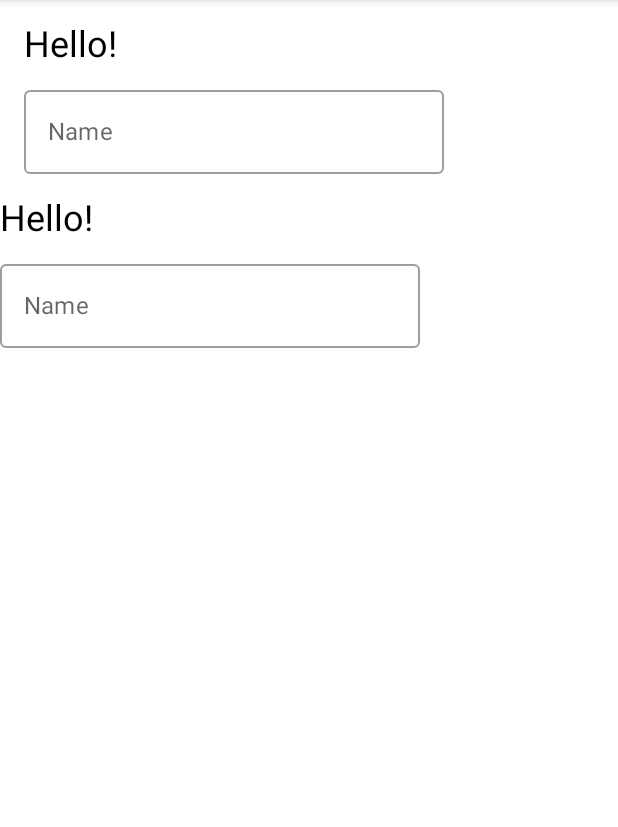
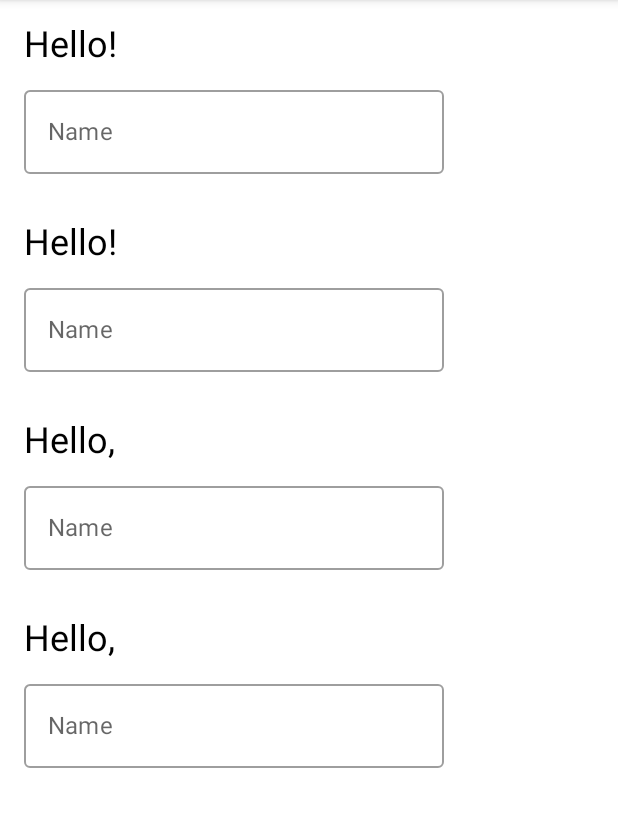
Before and after one commit to descifrador17/AndroidDemos, an Android app built with Jetpack Compose: the screen it shows after launch (MainActivity), on a phone screen of 412 x 824 dp, the part 84-911 px from its top. Run offline under Robolectric (Android 15) with nearby library versions, the phone set to English and light mode, and no system bars; our stand-ins replace livedata-compose.

Commit message:
State Examples - ViewModel and Livedata

```diff
--- /dev/null
+++ b/JetpackComposeDemoApp/app/src/main/java/com/descifrador/jetpackcomposedemoapp/HelloViewModel.kt
@@ -0,0 +1,19 @@
+package com.descifrador.jetpackcomposedemoapp
+
+import androidx.lifecycle.LiveData
+import androidx.lifecycle.MutableLiveData
+import androidx.lifecycle.ViewModel
+
+class HelloViewModel : ViewModel(){
+
+    // LiveData holds state which is observed by the UI
+    // (state flows down from ViewModel)
+    private val _name = MutableLiveData("")
+    val name: LiveData<String> = _name
+
+    // onNameChange is an event we're defining that the UI can invoke
+    // (events flow up from UI)
+    fun onNameChange(newName: String) {
+        _name.value = newName
+    }
+}
--- a/JetpackComposeDemoApp/app/src/main/java/com/descifrador/jetpackcomposedemoapp/MainActivity.kt
+++ b/JetpackComposeDemoApp/app/src/main/java/com/descifrador/jetpackcomposedemoapp/MainActivity.kt
@@ -12,15 +12,29 @@ import androidx.compose.runtime.mutableStateOf
 import androidx.compose.runtime.remember
 import androidx.compose.ui.Modifier
 import androidx.compose.runtime.*
+import androidx.compose.runtime.livedata.observeAsState
+import androidx.compose.runtime.saveable.rememberSaveable
 import androidx.compose.ui.unit.dp
 
 class MainActivity : AppCompatActivity() {
+    val helloViewModel = HelloViewModel()
     override fun onCreate(savedInstanceState: Bundle?) {
         super.onCreate(savedInstanceState)
         setContent {
-            Column() {
+            Column {
+                var name1 by rememberSaveable {
+                    mutableStateOf("")
+                }
                 greeting()
                 greeting_state()
+                saveableStateFunction(name = name1, onNameChange = { name1 = it})
+
+                // ViewModel and State
+
+
+                val name2: String by helloViewModel.name.observeAsState("")
+                viewModelExample(name = name2, onNameChange = {helloViewModel
+                    .onNameChange(it)})
             }
 
         }
@@ -44,7 +58,7 @@ class MainActivity : AppCompatActivity() {
 
     @Composable
     fun greeting_state(){
-        Column(modifier = Modifier.padding(bottom = 8.dp)){
+        Column(modifier = Modifier.padding(16.dp)){
             var name: String by remember {
                 mutableStateOf("")
             }
@@ -61,4 +75,36 @@ class MainActivity : AppCompatActivity() {
             )
         }
     }
+
+    @Composable
+    fun saveableStateFunction(name: String, onNameChange: (String) -> Unit){
+        Column(modifier = Modifier.padding(16.dp)) {
+            Text(
+                text = "Hello, $name",
+                modifier = Modifier.padding(bottom = 8.dp),
+                style = MaterialTheme.typography.h5
+            )
+            OutlinedTextField(
+                value = name,
+                onValueChange = onNameChange,
+                label = { Text("Name") }
+            )
+        }
+    }
+
+    @Composable
+    fun viewModelExample(name: String, onNameChange: (String) -> Unit){
+        Column(modifier = Modifier.padding(16.dp)) {
+            Text(
+                text = "Hello, $name",
+                modifier = Modifier.padding(bottom = 8.dp),
+                style = MaterialTheme.typography.h5
+            )
+            OutlinedTextField(
+                value = name,
+                onValueChange = onNameChange,
+                label = { Text("Name") }
+            )
+        }
+    }
 }
```
